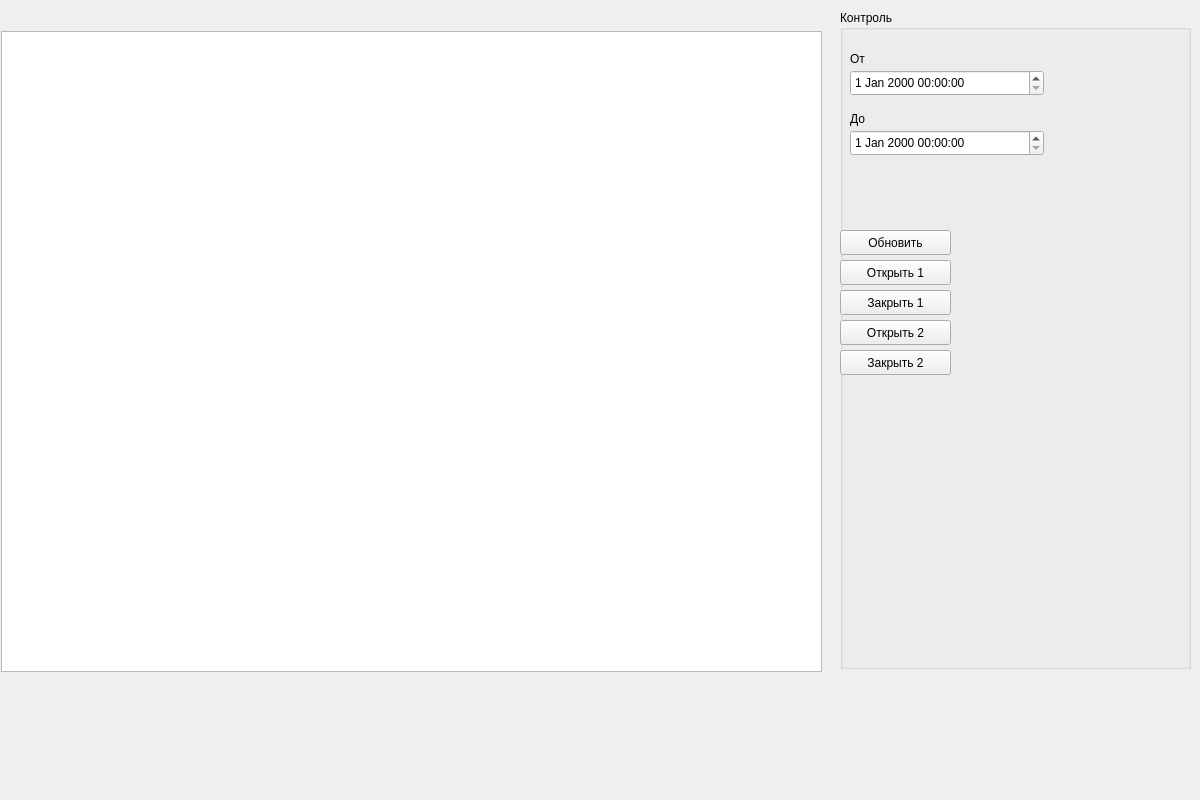
Before: the Qt Designer form ui_main_window.ui in lxndrrud/barriers-desktop-py, drawn with Qt 5.
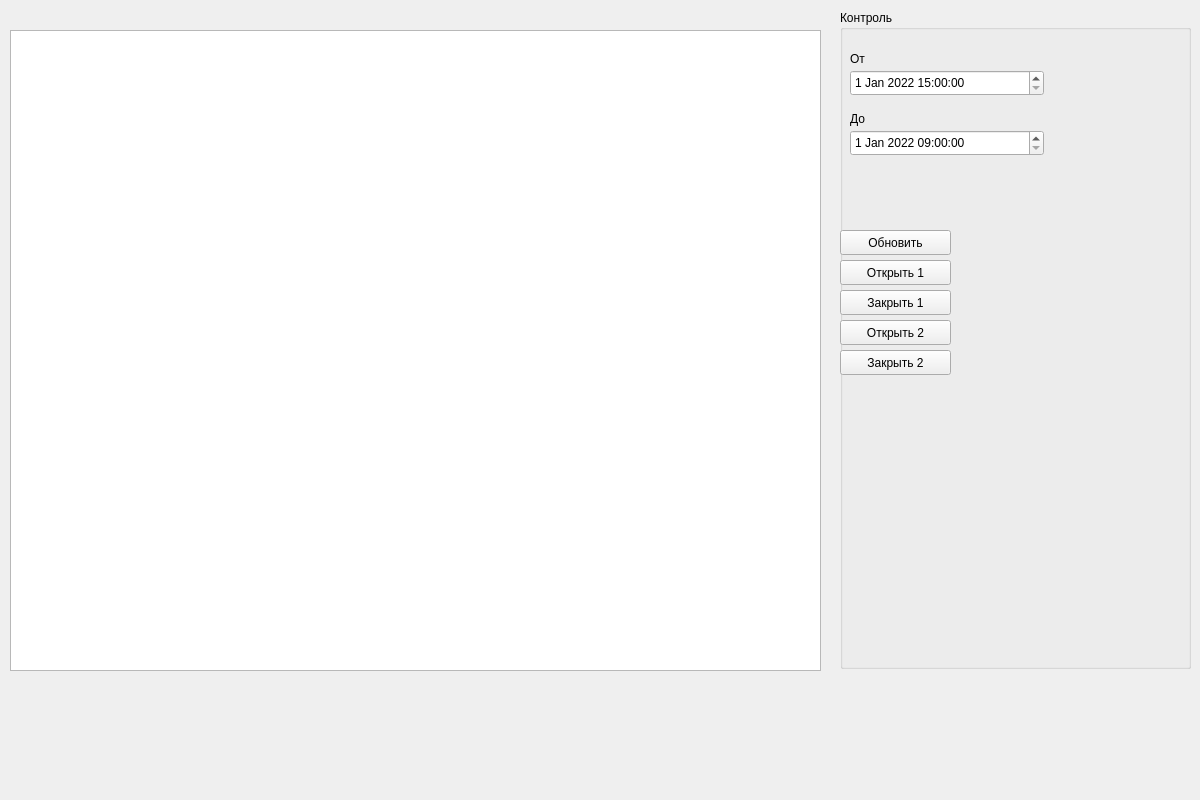
After: the same form once the commit is applied.

The edit to the form file:
```diff
--- a/ui_main_window.ui
+++ b/ui_main_window.ui
@@ -13,19 +13,6 @@
   <property name="windowTitle">
    <string>Турникеты ЛГПУ</string>
   </property>
-  <widget class="QTableWidget" name="tableWidget">
-   <property name="geometry">
-    <rect>
-     <x>1</x>
-     <y>31</y>
-     <width>821</width>
-     <height>641</height>
-    </rect>
-   </property>
-   <property name="selectionMode">
-    <enum>QAbstractItemView::SingleSelection</enum>
-   </property>
-  </widget>
   <widget class="QGroupBox" name="groupBox">
    <property name="geometry">
     <rect>
@@ -124,6 +111,16 @@
       <height>26</height>
      </rect>
     </property>
+    <property name="dateTime">
+     <datetime>
+      <hour>15</hour>
+      <minute>0</minute>
+      <second>0</second>
+      <year>2022</year>
+      <month>1</month>
+      <day>1</day>
+     </datetime>
+    </property>
    </widget>
    <widget class="QLabel" name="label">
     <property name="geometry">
@@ -147,6 +144,16 @@
       <height>26</height>
      </rect>
     </property>
+    <property name="dateTime">
+     <datetime>
+      <hour>9</hour>
+      <minute>0</minute>
+      <second>0</second>
+      <year>2022</year>
+      <month>1</month>
+      <day>1</day>
+     </datetime>
+    </property>
    </widget>
    <widget class="QLabel" name="label_2">
     <property name="geometry">
@@ -162,6 +169,16 @@
     </property>
    </widget>
   </widget>
+  <widget class="QTableView" name="tableView">
+   <property name="geometry">
+    <rect>
+     <x>10</x>
+     <y>30</y>
+     <width>811</width>
+     <height>641</height>
+    </rect>
+   </property>
+  </widget>
  </widget>
  <resources/>
  <connections/>
```
Left out of the diff: 4 changed lines with no effect on the pictures.
